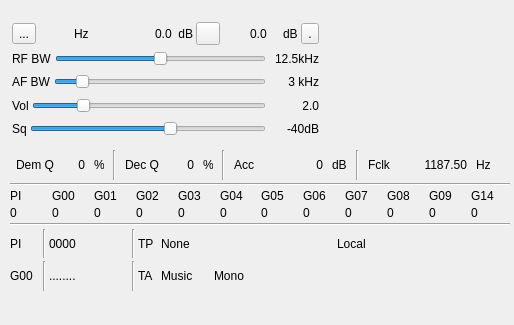
Before: the Qt Designer form plugins/channel/bfm/bfmdemodgui.ui in f4exb/sdrangel, drawn with Qt 5; both pictures show x 0 to 514 and y 0 to 325 of the 514 by 729 pixel window.
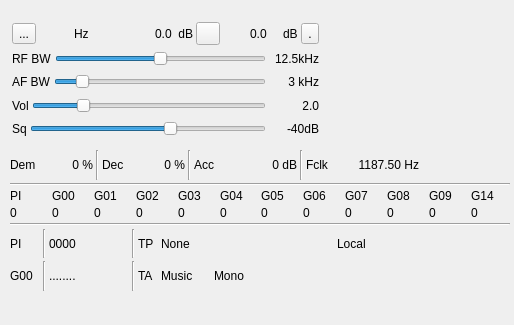
After: the same form once the commit is applied. Icons and pictures are not drawn. Custom widgets are drawn as their Qt base class.

Commit message: BFM demod: RDS GUI part #3:various display optimizations

Diff of the .ui file:
```diff
--- a/plugins/channel/bfm/bfmdemodgui.ui
+++ b/plugins/channel/bfm/bfmdemodgui.ui
@@ -470,7 +470,7 @@
          </size>
         </property>
         <property name="text">
-         <string>Dem Q</string>
+         <string>Dem</string>
         </property>
        </widget>
       </item>
@@ -478,43 +478,24 @@
        <widget class="QLabel" name="demodQText">
         <property name="minimumSize">
          <size>
-          <width>20</width>
+          <width>40</width>
           <height>0</height>
          </size>
         </property>
         <property name="maximumSize">
          <size>
-          <width>20</width>
+          <width>40</width>
           <height>16777215</height>
          </size>
         </property>
         <property name="text">
-         <string>0</string>
+         <string>0 %</string>
         </property>
         <property name="alignment">
          <set>Qt::AlignRight|Qt::AlignTrailing|Qt::AlignVCenter</set>
         </property>
        </widget>
       </item>
-      <item>
-       <widget class="QLabel" name="demodQUnits">
-        <property name="minimumSize">
-         <size>
-          <width>10</width>
-          <height>0</height>
-         </size>
-        </property>
-        <property name="maximumSize">
-         <size>
-          <width>10</width>
-          <height>16777215</height>
-         </size>
-        </property>
-        <property name="text">
-         <string>%</string>
-        </property>
-       </widget>
-      </item>
       <item>
        <widget class="Line" name="sep1">
         <property name="orientation">
@@ -537,7 +518,7 @@
          </size>
         </property>
         <property name="text">
-         <string>Dec Q</string>
+         <string>Dec</string>
         </property>
        </widget>
       </item>
@@ -545,43 +526,24 @@
        <widget class="QLabel" name="decoderQText">
         <property name="minimumSize">
          <size>
-          <width>20</width>
+          <width>40</width>
           <height>0</height>
          </size>
         </property>
         <property name="maximumSize">
          <size>
-          <width>20</width>
+          <width>40</width>
           <height>16777215</height>
          </size>
         </property>
         <property name="text">
-         <string>0</string>
+         <string>0 %</string>
         </property>
         <property name="alignment">
          <set>Qt::AlignRight|Qt::AlignTrailing|Qt::AlignVCenter</set>
         </property>
        </widget>
       </item>
-      <item>
-       <widget class="QLabel" name="decoderQUnits">
-        <property name="minimumSize">
-         <size>
-          <width>10</width>
-          <height>0</height>
-         </size>
-        </property>
-        <property name="maximumSize">
-         <size>
-          <width>10</width>
-          <height>16777215</height>
-         </size>
-        </property>
-        <property name="text">
-         <string>%</string>
-        </property>
-       </widget>
-      </item>
       <item>
        <widget class="Line" name="sep2">
         <property name="orientation">
@@ -612,43 +574,24 @@
        <widget class="QLabel" name="accumText">
         <property name="minimumSize">
          <size>
-          <width>40</width>
+          <width>60</width>
           <height>0</height>
          </size>
         </property>
         <property name="maximumSize">
          <size>
-          <width>40</width>
+          <width>60</width>
           <height>16777215</height>
          </size>
         </property>
         <property name="text">
-         <string>0</string>
+         <string>0 dB</string>
         </property>
         <property name="alignment">
          <set>Qt::AlignRight|Qt::AlignTrailing|Qt::AlignVCenter</set>
         </property>
        </widget>
       </item>
-      <item>
-       <widget class="QLabel" name="accumUnits">
-        <property name="minimumSize">
-         <size>
-          <width>15</width>
-          <height>0</height>
-         </size>
-        </property>
-        <property name="maximumSize">
-         <size>
-          <width>15</width>
-          <height>16777215</height>
-         </size>
-        </property>
-        <property name="text">
-         <string>dB</string>
-        </property>
-       </widget>
-      </item>
       <item>
        <widget class="Line" name="sep3">
         <property name="orientation">
@@ -679,18 +622,18 @@
        <widget class="QLabel" name="fclkText">
         <property name="minimumSize">
          <size>
-          <width>60</width>
+          <width>80</width>
           <height>0</height>
          </size>
         </property>
         <property name="maximumSize">
          <size>
-          <width>60</width>
+          <width>80</width>
           <height>16777215</height>
          </size>
         </property>
         <property name="text">
-         <string>1187.50</string>
+         <string>1187.50 Hz</string>
         </property>
         <property name="alignment">
          <set>Qt::AlignRight|Qt::AlignTrailing|Qt::AlignVCenter</set>
@@ -698,23 +641,17 @@
        </widget>
       </item>
       <item>
-       <widget class="QLabel" name="fclkUnits">
-        <property name="minimumSize">
-         <size>
-          <width>15</width>
-          <height>0</height>
-         </size>
+       <spacer name="horizontalSpacer_2">
+        <property name="orientation">
+         <enum>Qt::Horizontal</enum>
         </property>
-        <property name="maximumSize">
+        <property name="sizeHint" stdset="0">
          <size>
-          <width>15</width>
-          <height>16777215</height>
+          <width>40</width>
+          <height>20</height>
          </size>
         </property>
-        <property name="text">
-         <string>Hz</string>
-        </property>
-       </widget>
+       </spacer>
       </item>
      </layout>
     </item>
```
Left out of the diff: 81 changed lines with no effect on the pictures. The commit also changes 2 other files.
